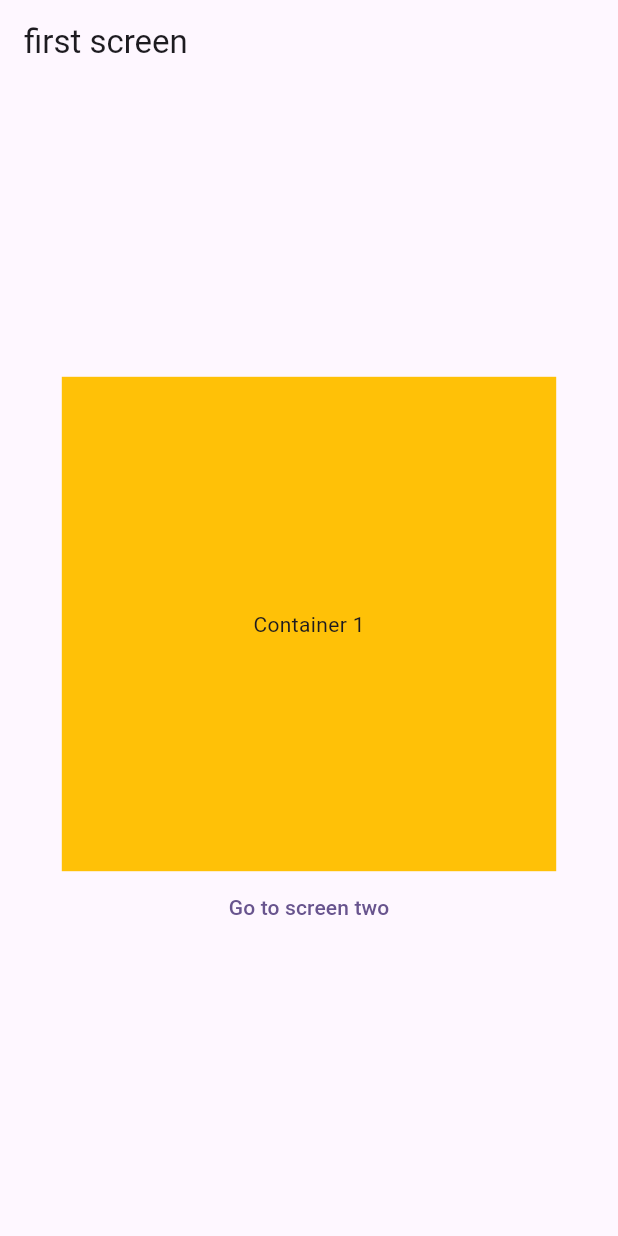
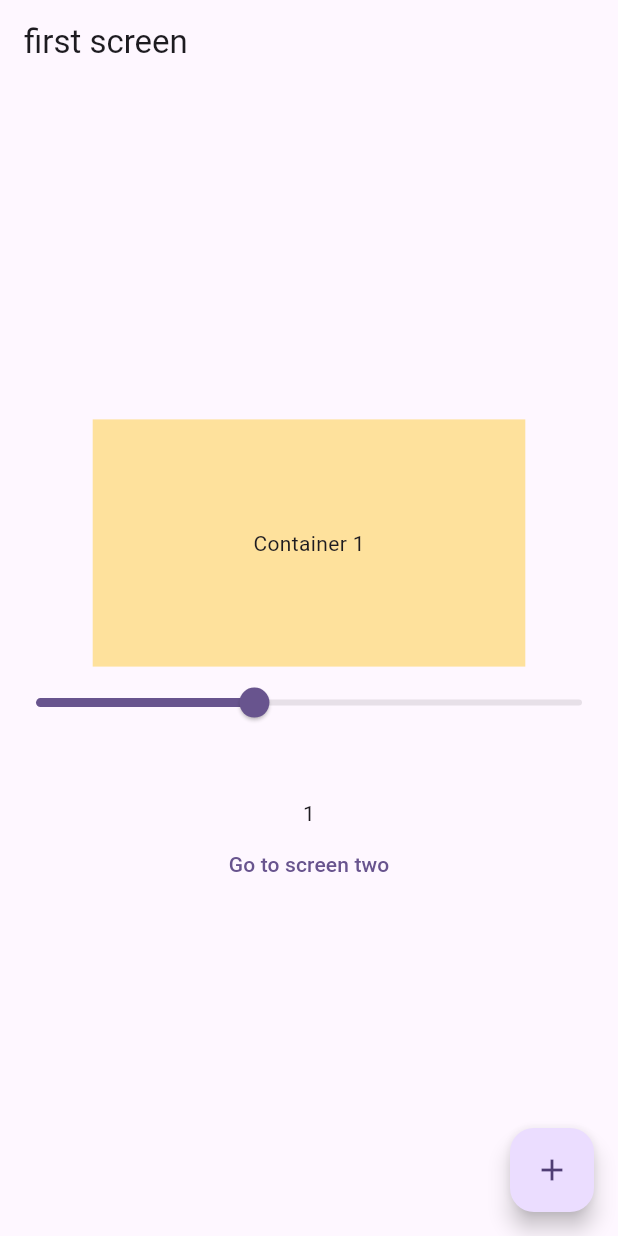
Before and after one commit to Farwakhan971/Getx, a Flutter app: the screen it shows after launch, on a phone screen of 412 x 824 dp. Run offline on Flutter 3.47's test engine with Material 3 defaults, Android fonts, the phone set to English and light mode, and no system bars; our stand-ins replace get.

Commit message:
Initial Commit

```diff
--- /dev/null
+++ b/lib/counter_controller.dart
@@ -0,0 +1,8 @@
+import 'package:get/get.dart';
+
+class CounterController extends GetxController{
+     RxInt counter = 1.obs;
+     void increment(){
+       counter.value++;
+     }
+}
--- /dev/null
+++ b/lib/opacity_controller.dart
@@ -0,0 +1,9 @@
+
+import 'package:get/get.dart';
+
+class OpacityController extends GetxController{
+  RxDouble opacity = .4.obs;
+  void changeopacity(double value){
+    opacity.value = value;
+  }
+}
--- a/lib/screen_one.dart
+++ b/lib/screen_one.dart
@@ -1,7 +1,11 @@
 import 'package:flutter/material.dart';
 import 'package:get/get.dart';
 import 'package:get/get_core/src/get_main.dart';
+import 'package:getx/counter_controller.dart';
+import 'package:getx/opacity_controller.dart';
 import 'package:getx/screentwo.dart';
+
+import 'opacity_controller.dart';
 class Screenone extends StatefulWidget {
   const Screenone({super.key});
 
@@ -10,7 +14,8 @@ class Screenone extends StatefulWidget {
 }
 
 class _ScreenoneState extends State<Screenone> {
-
+  CounterController controller = Get.put(CounterController());
+  OpacityController opacitycontroller = Get.put(OpacityController());
   @override
   Widget build(BuildContext context) {
     return Scaffold(
@@ -20,12 +25,20 @@ class _ScreenoneState extends State<Screenone> {
       body: Column(
         mainAxisAlignment: MainAxisAlignment.center,
         children: [
-          Container(
-            color: Colors.amber,
-            height: Get.height * .4,
-            width: Get.width * .8,
+          Obx(() => Container(
+            color: Colors.amber.withOpacity(opacitycontroller.opacity.value),
+            height: Get.height * .2,
+            width: Get.width * .7,
             child: Center(child: Text('Container 1')),
           ),
+          ),
+          Obx(() =>  Slider(value: opacitycontroller.opacity.value, onChanged: (value){
+            opacitycontroller.changeopacity(value);
+          }),),
+          SizedBox(
+            height: 40,
+          ),
+          Obx(() => Text(controller.counter.toString())),
           Center(
             child: TextButton(onPressed: (){
               //Get.to(screentwo());
@@ -36,6 +49,12 @@ class _ScreenoneState extends State<Screenone> {
           )
         ],
       ),
+      floatingActionButton: FloatingActionButton(
+        onPressed: (){
+          controller.increment();
+        },
+        child: const Icon(Icons.add),
+      ),
     );
   }
 }
```
